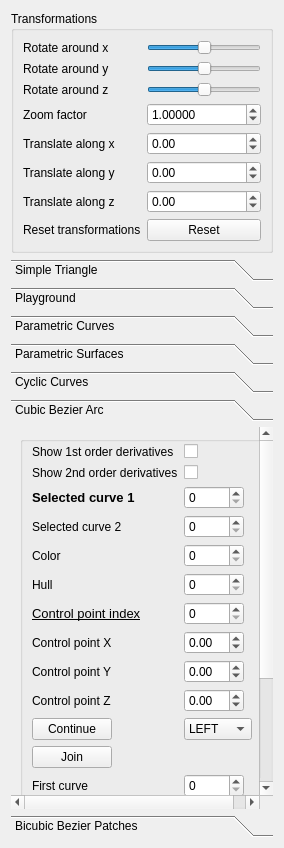
Before: the Qt Designer form GUI/SideWidget.ui in PortikAbel/Grafika, drawn with Qt 5.
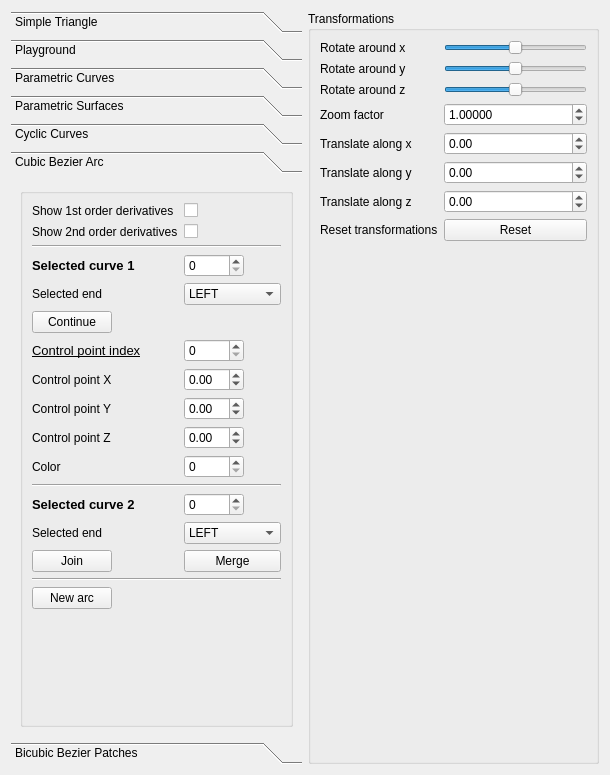
After: the same form once the commit is applied. The open tabs and pages were chosen to show the change.

Commit message: arc-nal gui elrendezve

Diff of the .ui file:
```diff
--- a/GUI/SideWidget.ui
+++ b/GUI/SideWidget.ui
@@ -6,8 +6,8 @@
    <rect>
     <x>0</x>
     <y>0</y>
-    <width>284</width>
-    <height>848</height>
+    <width>610</width>
+    <height>775</height>
    </rect>
   </property>
   <property name="sizePolicy">
@@ -25,212 +25,15 @@
   <property name="windowTitle">
    <string>Form</string>
   </property>
-  <layout class="QVBoxLayout" name="verticalLayout">
-   <item>
-    <widget class="QGroupBox" name="groupBox">
-     <property name="sizeIncrement">
-      <size>
-       <width>0</width>
-       <height>0</height>
-      </size>
-     </property>
-     <property name="title">
-      <string>Transformations</string>
-     </property>
-     <layout class="QVBoxLayout" name="verticalLayout_2">
-      <item>
-       <layout class="QFormLayout" name="formLayout">
-        <item row="0" column="0">
-         <widget class="QLabel" name="label">
-          <property name="text">
-           <string>Rotate around x</string>
-          </property>
-          <property name="buddy">
-           <cstring>rotate_x_slider</cstring>
-          </property>
-         </widget>
-        </item>
-        <item row="0" column="1">
-         <widget class="QSlider" name="rotate_x_slider">
-          <property name="minimum">
-           <number>-180</number>
-          </property>
-          <property name="maximum">
-           <number>180</number>
-          </property>
-          <property name="orientation">
-           <enum>Qt::Horizontal</enum>
-          </property>
-         </widget>
-        </item>
-        <item row="1" column="0">
-         <widget class="QLabel" name="label_2">
-          <property name="text">
-           <string>Rotate around y</string>
-          </property>
-          <property name="buddy">
-           <cstring>rotate_y_slider</cstring>
-          </property>
-         </widget>
-        </item>
-        <item row="1" column="1">
-         <widget class="QSlider" name="rotate_y_slider">
-          <property name="minimum">
-           <number>-180</number>
-          </property>
-          <property name="maximum">
-           <number>180</number>
-          </property>
-          <property name="orientation">
-           <enum>Qt::Horizontal</enum>
-          </property>
-         </widget>
-        </item>
-        <item row="2" column="0">
-         <widget class="QLabel" name="label_3">
-          <property name="text">
-           <string>Rotate around z</string>
-          </property>
-          <property name="buddy">
-           <cstring>rotate_z_slider</cstring>
-          </property>
-         </widget>
-        </item>
-        <item row="2" column="1">
-         <widget class="QSlider" name="rotate_z_slider">
-          <property name="minimum">
-           <number>-180</number>
-          </property>
-          <property name="maximum">
-           <number>180</number>
-          </property>
-          <property name="orientation">
-           <enum>Qt::Horizontal</enum>
-          </property>
-         </widget>
-        </item>
-        <item row="3" column="0">
-         <widget class="QLabel" name="label_4">
-          <property name="text">
-           <string>Zoom factor</string>
-          </property>
-          <property name="buddy">
-           <cstring>zoom_factor_spin_box</cstring>
-          </property>
-         </widget>
-        </item>
-        <item row="3" column="1">
-         <widget class="QDoubleSpinBox" name="zoom_factor_spin_box">
-          <property name="toolTip">
-           <string/>
-          </property>
-          <property name="decimals">
-           <number>5</number>
-          </property>
-          <property name="minimum">
-           <double>0.000100000000000</double>
-          </property>
-          <property name="maximum">
-           <double>10000.000000000000000</double>
-          </property>
-          <property name="singleStep">
-           <double>0.100000000000000</double>
-          </property>
-          <property name="value">
-           <double>1.000000000000000</double>
-          </property>
-         </widget>
-        </item>
-        <item row="4" column="0">
-         <widget class="QLabel" name="label_5">
-          <property name="text">
-           <string>Translate along x</string>
-          </property>
-          <property name="buddy">
-           <cstring>trans_x_spin_box</cstring>
-          </property>
-         </widget>
-        </item>
-        <item row="4" column="1">
-         <widget class="QDoubleSpinBox" name="trans_x_spin_box">
-          <property name="minimum">
-           <double>-100.000000000000000</double>
-          </property>
-          <property name="maximum">
-           <double>100.000000000000000</double>
-          </property>
-          <property name="singleStep">
-           <double>0.100000000000000</double>
-          </property>
-         </widget>
-        </item>
-        <item row="5" column="0">
-         <widget class="QLabel" name="label_6">
-          <property name="text">
-           <string>Translate along y</string>
-          </property>
-          <property name="buddy">
-           <cstring>trans_y_spin_box</cstring>
-          </property>
-         </widget>
-        </item>
-        <item row="5" column="1">
-         <widget class="QDoubleSpinBox" name="trans_y_spin_box">
-          <property name="minimum">
-           <double>-100.000000000000000</double>
-          </property>
-          <property name="maximum">
-           <double>100.000000000000000</double>
-          </property>
-          <property name="singleStep">
-           <double>0.100000000000000</double>
-          </property>
-         </widget>
-        </item>
-        <item row="6" column="0">
-         <widget class="QLabel" name="label_7">
-          <property name="text">
-           <string>Translate along z</string>
-          </property>
-          <property name="buddy">
-           <cstring>trans_z_spin_box</cstring>
-          </property>
-         </widget>
-        </item>
-        <item row="6" column="1">
-         <widget class="QDoubleSpinBox" name="trans_z_spin_box">
-          <property name="minimum">
-           <double>-100.000000000000000</double>
-          </property>
-          <property name="maximum">
-           <double>100.000000000000000</double>
-          </property>
-          <property name="singleStep">
-           <double>0.100000000000000</double>
-          </property>
-         </widget>
-        </item>
-        <item row="7" column="0">
-         <widget class="QLabel" name="label_8">
-          <property name="text">
-           <string>Reset transformations</string>
-          </property>
-         </widget>
-        </item>
-        <item row="7" column="1">
-         <widget class="QPushButton" name="resetButton">
-          <property name="text">
-           <string>Reset</string>
-          </property>
-         </widget>
-        </item>
-       </layout>
-      </item>
-     </layout>
-    </widget>
-   </item>
+  <layout class="QHBoxLayout" name="horizontalLayout">
    <item>
     <widget class="QToolBox" name="toolBox">
+     <property name="sizePolicy">
+      <sizepolicy hsizetype="Minimum" vsizetype="Minimum">
+       <horstretch>0</horstretch>
+       <verstretch>0</verstretch>
+      </sizepolicy>
+     </property>
      <property name="currentIndex">
       <number>6</number>
      </property>
@@ -864,8 +667,8 @@
        <rect>
         <x>0</x>
         <y>0</y>
-        <width>252</width>
-        <height>538</height>
+        <width>294</width>
+        <height>519</height>
        </rect>
       </property>
       <attribute name="label">
@@ -875,12 +678,6 @@
        <item>
         <widget class="QGroupBox" name="groupBox">
          <layout class="QFormLayout" name="formLayout_7">
-          <property name="topMargin">
-           <number>2</number>
-          </property>
-          <property name="bottomMargin">
-           <number>1</number>
-          </property>
           <item row="0" column="0">
            <widget class="QLabel" name="show1stOrderDerivativesLabel_3">
             <property name="text">
@@ -904,7 +701,20 @@
           <item row="1" column="1">
            <widget class="QCheckBox" name="arc_d2_check_box"/>
           </item>
-          <item row="2" column="0">
+          <item row="2" column="0" colspan="2">
+           <widget class="Line" name="line">
+            <property name="sizePolicy">
+             <sizepolicy hsizetype="Minimum" vsizetype="Fixed">
+              <horstretch>0</horstretch>
+              <verstretch>0</verstretch>
+             </sizepolicy>
+            </property>
+            <property name="orientation">
+             <enum>Qt::Horizontal</enum>
+            </property>
+           </widget>
+          </item>
+          <item row="3" column="0">
            <widget class="QLabel" name="selectedCurve1Label">
             <property name="font">
              <font>
@@ -922,7 +732,7 @@
             </property>
            </widget>
           </item>
-          <item row="2" column="1">
+          <item row="3" column="1">
            <widget class="QSpinBox" name="selectedCurve1SpinBox">
             <property name="maximumSize">
              <size>
@@ -936,36 +746,30 @@
            </widget>
           </item>
           <item row="4" column="0">
-           <widget class="QLabel" name="colorLabel">
+           <widget class="QLabel" name="selectedEndLabel">
             <property name="text">
-             <string>Color</string>
+             <string>Selected end</string>
             </property>
            </widget>
           </item>
           <item row="4" column="1">
-           <widget class="QSpinBox" name="colorSpinBox">
-            <property name="maximumSize">
-             <size>
-              <width>60</width>
-              <height>16777215</height>
-             </size>
-            </property>
+           <widget class="QComboBox" name="arc_1_dir_comboBox">
+            <item>
+             <property name="text">
+              <string>LEFT</string>
+             </property>
+            </item>
+            <item>
+             <property name="text">
+              <string>RIGHT</string>
+             </property>
+            </item>
            </widget>
           </item>
           <item row="5" column="0">
-           <widget class="QLabel" name="hullLabel">
+           <widget class="QPushButton" name="pushButton_5">
             <property name="text">
-             <string>Hull</string>
-            </property>
-           </widget>
-          </item>
-          <item row="5" column="1">
-           <widget class="QSpinBox" name="hullSpinBox">
-            <property name="maximumSize">
-             <size>
-              <width>60</width>
-              <height>16777215</height>
-             </size>
+             <string>Continue</string>
             </property>
            </widget>
           </item>
@@ -1088,145 +892,103 @@
             </property>
            </widget>
           </item>
-          <item row="11" column="0">
-           <widget class="QPushButton" name="pushButton_5">
+          <item row="10" column="0">
+           <widget class="QLabel" name="colorLabel">
             <property name="text">
-             <string>Continue</string>
+             <string>Color</string>
             </property>
            </widget>
           </item>
-          <item row="11" column="1">
-           <widget class="QComboBox" name="comboBox">
-            <item>
-             <property name="text">
-              <string>LEFT</string>
-             </property>
-            </item>
-            <item>
-             <property name="text">
-              <string>RIGHT</string>
-             </property>
-            </item>
+          <item row="10" column="1">
+           <widget class="QSpinBox" name="colorSpinBox">
+            <property name="maximumSize">
+             <size>
+              <width>60</width>
+              <height>16777215</height>
+             </size>
+            </property>
+           </widget>
+          </item>
+          <item row="11" column="0" colspan="2">
+           <widget class="Line" name="line_2">
+            <property name="orientation">
+             <enum>Qt::Horizontal</enum>
+            </property>
            </widget>
           </item>
           <item row="12" column="0">
-           <widget class="QPushButton" name="pushButton_3">
+           <widget class="QLabel" name="selectedCurve2Label">
+            <property name="font">
+             <font>
+              <pointsize>10</pointsize>
+              <weight>75</weight>
+              <bold>true</bold>
+             </font>
+            </property>
             <property name="text">
-             <string>Join</string>
+             <string>Selected curve 2</string>
+            </property>
+           </widget>
+          </item>
+          <item row="12" column="1">
+           <widget class="QSpinBox" name="selectedCurve2SpinBox">
+            <property name="maximumSize">
+             <size>
+              <width>60</width>
+              <height>16777215</height>
+             </size>
             </property>
            </widget>
           </item>
           <item row="13" column="0">
            <widget class="QLabel" name="label_11">
             <property name="text">
-             <string>First curve</string>
+             <string>Selected end</string>
             </property>
            </widget>
           </item>
           <item row="13" column="1">
-           <widget class="QSpinBox" name="firstCurveJoinSpinBox">
-            <property name="maximumSize">
-             <size>
-              <width>60</width>
-              <height>16777215</height>
-             </size>
-            </property>
-            <property name="maximum">
-             <number>9</number>
-            </property>
+           <widget class="QComboBox" name="comboBox">
+            <item>
+             <property name="text">
+              <string>LEFT</string>
+             </property>
+            </item>
+            <item>
+             <property name="text">
+              <string>RIGHT</string>
+             </property>
+            </item>
            </widget>
           </item>
           <item row="14" column="0">
-           <widget class="QLabel" name="label_12">
+           <widget class="QPushButton" name="pushButton_3">
             <property name="text">
-             <string>Second curve</string>
+             <string>Join</string>
             </property>
            </widget>
           </item>
           <item row="14" column="1">
-           <widget class="QSpinBox" name="secondCurveJoinSpinBox">
-            <property name="maximumSize">
-             <size>
-              <width>60</width>
-              <height>16777215</height>
-             </size>
-            </property>
-            <property name="maximum">
-             <number>9</number>
-            </property>
-           </widget>
-          </item>
-          <item row="15" column="0">
            <widget class="QPushButton" name="pushButton_4">
             <property name="text">
              <string>Merge</string>
             </property>
            </widget>
           </item>
+          <item row="15" column="0" colspan="2">
+           <widget class="Line" name="line_3">
+            <property name="orientation">
+             <enum>Qt::Horizontal</enum>
+            </property>
+           </widget>
+          </item>
           <item row="16" column="0">
-           <widget class="QLabel" name="label_14">
-            <property name="text">
-             <string>First curve</string>
-            </property>
-           </widget>
-          </item>
-          <item row="16" column="1">
-           <widget class="QSpinBox" name="firstCurveMergeSpinBox">
-            <property name="maximumSize">
-             <size>
-              <width>60</width>
-              <height>16777215</height>
-             </size>
-            </property>
-            <property name="maximum">
-             <number>9</number>
-            </property>
-           </widget>
-          </item>
-          <item row="17" column="0">
-           <widget class="QLabel" name="label_15">
-            <property name="text">
-             <string>Second curve</string>
-            </property>
-           </widget>
-          </item>
-          <item row="17" column="1">
-           <widget class="QSpinBox" name="secondCurveMergeSpinBox">
-            <property name="maximumSize">
-             <size>
-              <width>60</width>
-              <height>16777215</height>
-             </size>
-            </property>
-            <property name="maximum">
-             <number>9</number>
-            </property>
-           </widget>
-          </item>
-          <item row="18" column="0">
            <widget class="QPushButton" name="new_arc_button">
             <property name="text">
              <string>New arc</string>
             </property>
            </widget>
           </item>
-          <item row="3" column="0">
-           <widget class="QLabel" name="selectedCurve2Label">
-            <property name="text">
-             <string>Selected curve 2</string>
-            </property>
-           </widget>
-          </item>
-          <item row="3" column="1">
-           <widget class="QSpinBox" name="selectedCurve2SpinBox">
-            <property name="maximumSize">
-             <size>
-              <width>60</width>
-              <height>16777215</height>
-             </size>
-            </property>
-           </widget>
-          </item>
          </layout>
         </widget>
        </item>
@@ -1834,6 +1596,209 @@
      </widget>
     </widget>
    </item>
+   <item>
+    <widget class="QGroupBox" name="groupBox">
+     <property name="sizeIncrement">
+      <size>
+       <width>0</width>
+       <height>0</height>
+      </size>
+     </property>
+     <property name="title">
+      <string>Transformations</string>
+     </property>
+     <layout class="QVBoxLayout" name="verticalLayout_2">
+      <item>
+       <layout class="QFormLayout" name="formLayout">
+        <item row="0" column="0">
+         <widget class="QLabel" name="label">
+          <property name="text">
+           <string>Rotate around x</string>
+          </property>
+          <property name="buddy">
+           <cstring>rotate_x_slider</cstring>
+          </property>
+         </widget>
+        </item>
+        <item row="0" column="1">
+         <widget class="QSlider" name="rotate_x_slider">
+          <property name="minimum">
+           <number>-180</number>
+          </property>
+          <property name="maximum">
+           <number>180</number>
+          </property>
+          <property name="orientation">
+           <enum>Qt::Horizontal</enum>
+          </property>
+         </widget>
+        </item>
+        <item row="1" column="0">
+         <widget class="QLabel" name="label_2">
+          <property name="text">
+           <string>Rotate around y</string>
+          </property>
+          <property name="buddy">
+           <cstring>rotate_y_slider</cstring>
+          </property>
+         </widget>
+        </item>
+        <item row="1" column="1">
+         <widget class="QSlider" name="rotate_y_slider">
+          <property name="minimum">
+           <number>-180</number>
+          </property>
+          <property name="maximum">
+           <number>180</number>
+          </property>
+          <property name="orientation">
+           <enum>Qt::Horizontal</enum>
+          </property>
+         </widget>
+        </item>
+        <item row="2" column="0">
+         <widget class="QLabel" name="label_3">
+          <property name="text">
+           <string>Rotate around z</string>
+          </property>
+          <property name="buddy">
+           <cstring>rotate_z_slider</cstring>
+          </property>
+         </widget>
+        </item>
+        <item row="2" column="1">
+         <widget class="QSlider" name="rotate_z_slider">
+          <property name="minimum">
+           <number>-180</number>
+          </property>
+          <property name="maximum">
+           <number>180</number>
+          </property>
+          <property name="orientation">
+           <enum>Qt::Horizontal</enum>
+          </property>
+         </widget>
+        </item>
+        <item row="3" column="0">
+         <widget class="QLabel" name="label_4">
+          <property name="text">
+           <string>Zoom factor</string>
+          </property>
+          <property name="buddy">
+           <cstring>zoom_factor_spin_box</cstring>
+          </property>
+         </widget>
+        </item>
+        <item row="3" column="1">
+         <widget class="QDoubleSpinBox" name="zoom_factor_spin_box">
+          <property name="toolTip">
+           <string/>
+          </property>
+          <property name="decimals">
+           <number>5</number>
+          </property>
+          <property name="minimum">
+           <double>0.000100000000000</double>
+          </property>
+          <property name="maximum">
+           <double>10000.000000000000000</double>
+          </property>
+          <property name="singleStep">
+           <double>0.100000000000000</double>
+          </property>
+          <property name="value">
+           <double>1.000000000000000</double>
+          </property>
+         </widget>
+        </item>
+        <item row="4" column="0">
+         <widget class="QLabel" name="label_5">
+          <property name="text">
+           <string>Translate along x</string>
+          </property>
+          <property name="buddy">
+           <cstring>trans_x_spin_box</cstring>
+          </property>
+         </widget>
+        </item>
+        <item row="4" column="1">
+         <widget class="QDoubleSpinBox" name="trans_x_spin_box">
+          <property name="minimum">
+           <double>-100.000000000000000</double>
+          </property>
+          <property name="maximum">
+           <double>100.000000000000000</double>
+          </property>
+          <property name="singleStep">
+           <double>0.100000000000000</double>
+          </property>
+         </widget>
+        </item>
+        <item row="5" column="0">
+         <widget class="QLabel" name="label_6">
+          <property name="text">
+           <string>Translate along y</string>
+          </property>
+          <property name="buddy">
+           <cstring>trans_y_spin_box</cstring>
+          </property>
+         </widget>
+        </item>
+        <item row="5" column="1">
+         <widget class="QDoubleSpinBox" name="trans_y_spin_box">
+          <property name="minimum">
+           <double>-100.000000000000000</double>
+          </property>
+          <property name="maximum">
+           <double>100.000000000000000</double>
+          </property>
+          <property name="singleStep">
+           <double>0.100000000000000</double>
+          </property>
+         </widget>
+        </item>
+        <item row="6" column="0">
+         <widget class="QLabel" name="label_7">
+          <property name="text">
+           <string>Translate along z</string>
+          </property>
+          <property name="buddy">
+           <cstring>trans_z_spin_box</cstring>
+          </property>
+         </widget>
+        </item>
+        <item row="6" column="1">
+         <widget class="QDoubleSpinBox" name="trans_z_spin_box">
+          <property name="minimum">
+           <double>-100.000000000000000</double>
+          </property>
+          <property name="maximum">
+           <double>100.000000000000000</double>
+          </property>
+          <property name="singleStep">
+           <double>0.100000000000000</double>
+          </property>
+         </widget>
+        </item>
+        <item row="7" column="0">
+         <widget class="QLabel" name="label_8">
+          <property name="text">
+           <string>Reset transformations</string>
+          </property>
+         </widget>
+        </item>
+        <item row="7" column="1">
+         <widget class="QPushButton" name="resetButton">
+          <property name="text">
+           <string>Reset</string>
+          </property>
+         </widget>
+        </item>
+       </layout>
+      </item>
+     </layout>
+    </widget>
+   </item>
   </layout>
  </widget>
  <tabstops>
```
Left out of the diff: 41 changed lines with no effect on the pictures.
